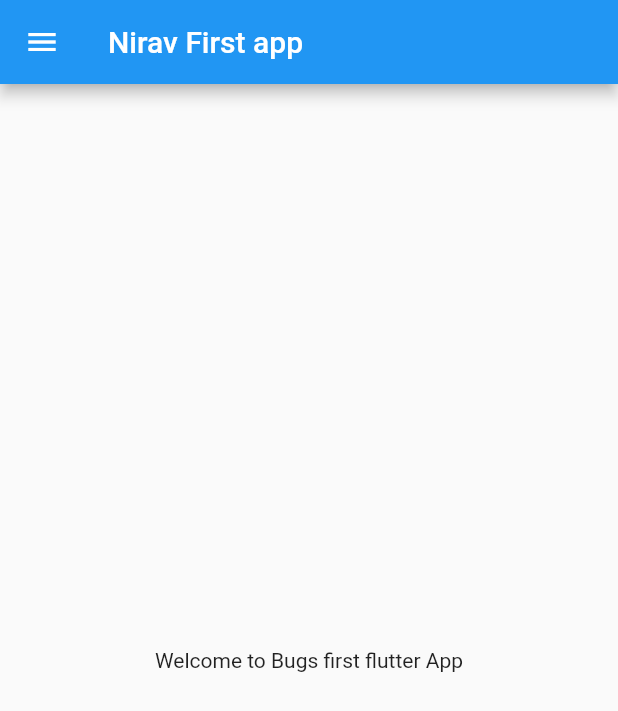
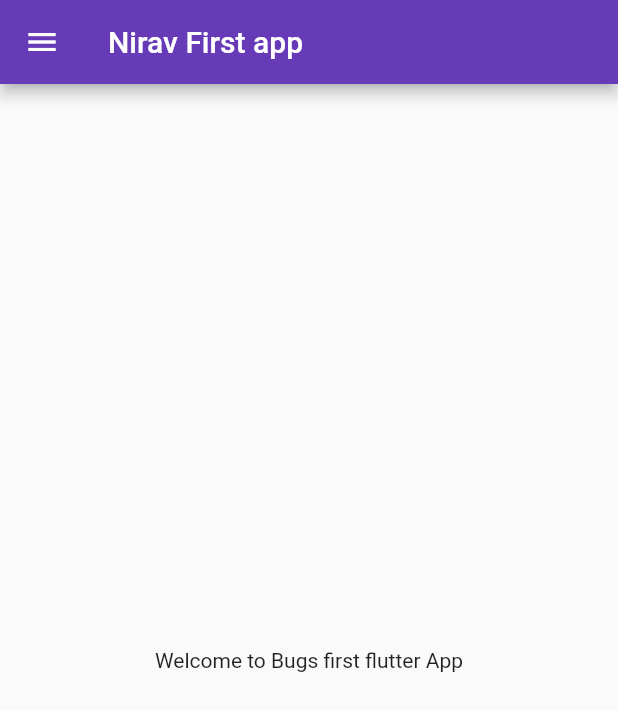
Before and after one commit to nirav-bugs/Catalog-Flutter, a Flutter app: the screen it shows after launch, on a phone screen of 412 x 824 dp. Shown: the top 711 px of the screen. Run offline on Flutter 3.47's test engine with Material 2 defaults, Android fonts, the phone set to English and light mode, and no system bars.

Commit message:
Mode & Color changes

```diff
--- a/lib/main.dart
+++ b/lib/main.dart
@@ -1,5 +1,5 @@
 import 'package:flutter/material.dart';
-import './home_page.dart';
+import 'pages/home_page.dart';
 
 void main() {
   runApp(const MyApp());
@@ -12,6 +12,12 @@ class MyApp extends StatelessWidget {
   Widget build(BuildContext context) {
     return MaterialApp(
       home: HomePage(),
+      themeMode: ThemeMode.light,
+      theme: ThemeData(primarySwatch: Colors.deepPurple),
+      darkTheme: ThemeData(
+        primarySwatch: Colors.red,
+        brightness: Brightness.light,
+      ),
     );
   }
 }
```
Also changed, not shown: lib/pages/home_page.dart (renamed from lib/home_page.dart).
